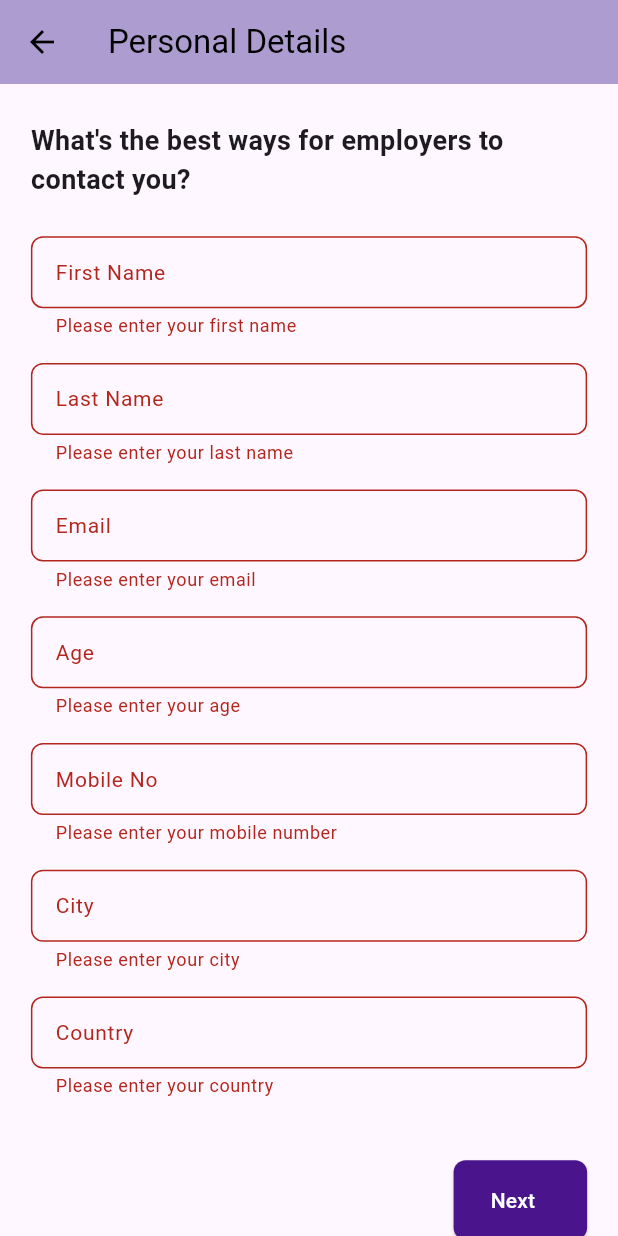
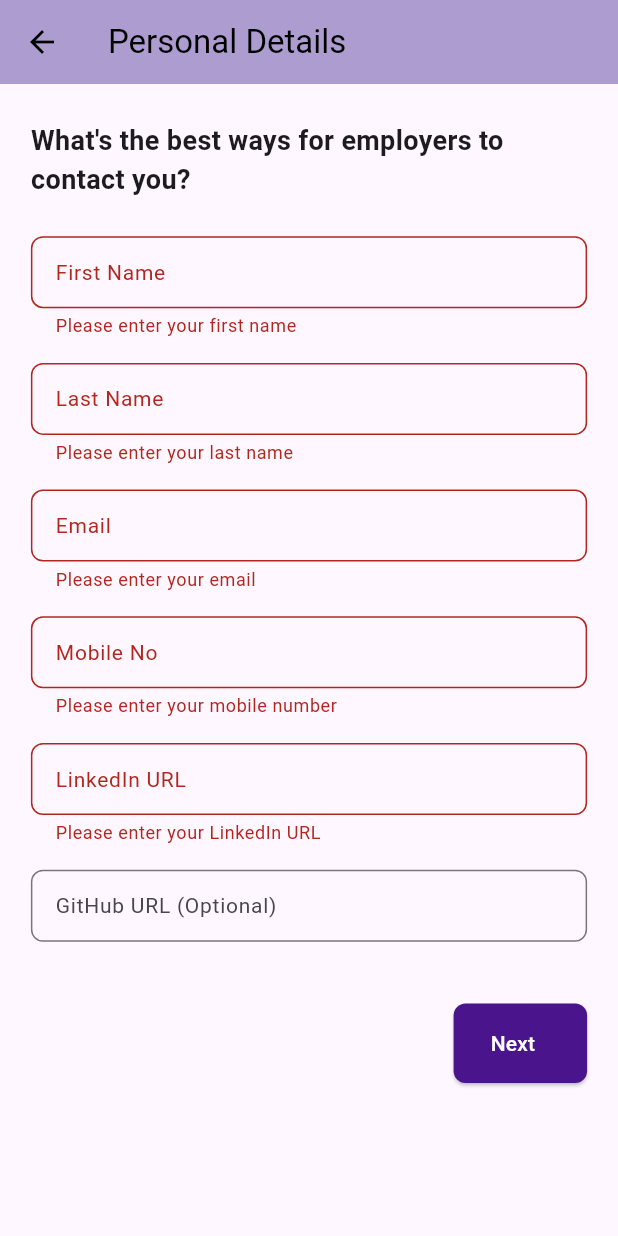
Before and after one commit to Avani0424/project, a Flutter app: the ContactInformationPage screen opened directly, after a tap on "Next", on a phone screen of 412 x 824 dp. Run offline on Flutter 3.47's test engine with Material 3 defaults, Android fonts, the phone set to English and light mode, and no system bars; our stand-ins replace device_preview, firebase_auth, google_sign_in; accounts and stored records are empty; Roboto replaces fonts that are missing (Nunito).

Commit message:
Describe your changes

```diff
--- a/frontend - Flutter/lib/resume_provider.dart
+++ b/frontend - Flutter/lib/resume_provider.dart
@@ -1,14 +1,15 @@
 import 'dart:io';
 import 'package:flutter/material.dart';
-
 import 'package:http/http.dart' as http;
 
 class ResumeProvider extends ChangeNotifier {
   String _firstName = '';
   String _lastName = '';
   String _email = '';
+  String _phoneNumber = '';
+  String _linkedin = ''; // Added LinkedIn
+  String _github = ''; // Added GitHub
   String _age = '';
-  String _phoneNumber = '';
   String _city = '';
   String _country = '';
   String _achievements = '';
@@ -19,8 +20,10 @@ class ResumeProvider extends ChangeNotifier {
   String get firstName => _firstName;
   String get lastName => _lastName;
   String get email => _email;
+  String get phoneNumber => _phoneNumber;
+  String get linkedin => _linkedin; // Added LinkedIn getter
+  String get github => _github; // Added GitHub getter
   String get age => _age;
-  String get phoneNumber => _phoneNumber;
   String get city => _city;
   String get country => _country;
   String get achievements => _achievements;
@@ -43,13 +46,25 @@ class ResumeProvider extends ChangeNotifier {
     notifyListeners();
   }
 
-  void updateAge(String value) {
-    _age = value;
+  void updatePhoneNumber(String value) {
+    _phoneNumber = value;
     notifyListeners();
   }
 
-  void updatePhoneNumber(String value) {
-    _phoneNumber = value;
+  void updateLinkedin(String value) {
+    // Added LinkedIn update
+    _linkedin = value;
+    notifyListeners();
+  }
+
+  void updateGithub(String value) {
+    // Added GitHub update
+    _github = value;
+    notifyListeners();
+  }
+
+  void updateAge(String value) {
+    _age = value;
     notifyListeners();
   }
 
@@ -87,10 +102,13 @@ class ResumeProvider extends ChangeNotifier {
     request.fields['first_name'] = _firstName;
     request.fields['last_name'] = _lastName;
     request.fields['email'] = _email;
-    request.fields['age'] = _age;
     request.fields['phone_number'] = _phoneNumber;
-    request.fields['city'] = _city;
-    request.fields['country'] = _country;
+    request.fields['linkedin'] = _linkedin; // Added LinkedIn
+    request.fields['github'] = _github; // Added GitHub
+    // Removed age, city, country from submission as per previous request
+    // request.fields['age'] = _age;
+    // request.fields['city'] = _city;
+    // request.fields['country'] = _country;
     request.fields['achievements'] = _achievements;
     request.fields['template'] = _selectedTemplate; // ✅ Sending template
 
--- a/frontend - Flutter/lib/screens/resume_details_filling_screens/layouts/inputscreen.dart
+++ b/frontend - Flutter/lib/screens/resume_details_filling_screens/layouts/inputscreen.dart
@@ -114,22 +114,9 @@ class _ContactInformationPageState extends State<ContactInformationPage> {
                       if (value == null || value.isEmpty) {
                         return 'Please enter your email';
                       }
-                      // Simple email validation
                       final regex = RegExp(r'^[^@]+@[^@]+\.[^@]+');
                       if (!regex.hasMatch(value)) {
                         return 'Please enter a valid email';
-                      }
-                      return null;
-                    },
-                  ),
-                  SizedBox(height: screenHeight * 0.02),
-                  CustomTextField(
-                    label: 'Age',
-                    initialValue: resumeProvider.age,
-                    onChanged: (value) => resumeProvider.updateAge(value),
-                    validator: (value) {
-                      if (value == null || value.isEmpty) {
-                        return 'Please enter your age';
                       }
                       return null;
                     },
@@ -144,29 +131,41 @@ class _ContactInformationPageState extends State<ContactInformationPage> {
                       if (value == null || value.isEmpty) {
                         return 'Please enter your mobile number';
                       }
+                      // You might want to add more specific phone number validation
                       return null;
                     },
                   ),
                   SizedBox(height: screenHeight * 0.02),
                   CustomTextField(
-                    label: 'City',
-                    initialValue: resumeProvider.city,
-                    onChanged: (value) => resumeProvider.updateCity(value),
+                    label: 'LinkedIn URL',
+                    initialValue: resumeProvider.linkedin,
+                    onChanged: (value) => resumeProvider.updateLinkedin(value),
                     validator: (value) {
                       if (value == null || value.isEmpty) {
-                        return 'Please enter your city';
+                        return 'Please enter your LinkedIn URL';
+                      }
+                      // Basic URL validation
+                      final regex = RegExp(
+                          r'^(https?://)?([\w.-]+)\.([a-z]{2,6})([\/\w \.-]*)*\/?$');
+                      if (!regex.hasMatch(value)) {
+                        return 'Please enter a valid URL';
                       }
                       return null;
                     },
                   ),
                   SizedBox(height: screenHeight * 0.02),
                   CustomTextField(
-                    label: 'Country',
-                    initialValue: resumeProvider.country,
-                    onChanged: (value) => resumeProvider.updateCountry(value),
+                    label: 'GitHub URL (Optional)',
+                    initialValue: resumeProvider.github,
+                    onChanged: (value) => resumeProvider.updateGithub(value),
                     validator: (value) {
-                      if (value == null || value.isEmpty) {
-                        return 'Please enter your country';
+                      if (value != null && value.isNotEmpty) {
+                        // Basic URL validation for optional field
+                        final regex = RegExp(
+                            r'^(https?://)?([\w.-]+)\.([a-z]{2,6})([\/\w \.-]*)*\/?$');
+                        if (!regex.hasMatch(value)) {
+                          return 'Please enter a valid URL';
+                        }
                       }
                       return null;
                     },
@@ -217,6 +216,8 @@ class _ContactInformationPageState extends State<ContactInformationPage> {
                       ),
                     ),
                   ),
+                  SizedBox(
+                      height: screenHeight * 0.03), // Added some bottom padding
                 ],
               ),
             );
@@ -232,6 +233,7 @@ class CustomTextField extends StatelessWidget {
   final String? initialValue;
   final Function(String)? onChanged;
   final String? Function(String?)? validator;
+  final TextInputType? keyboardType; // Added keyboardType
 
   const CustomTextField({
     Key? key,
@@ -239,6 +241,7 @@ class CustomTextField extends StatelessWidget {
     this.initialValue,
     this.onChanged,
     this.validator,
+    this.keyboardType, // Initialize keyboardType
   }) : super(key: key);
 
   @override
@@ -249,6 +252,7 @@ class CustomTextField extends StatelessWidget {
       initialValue: initialValue,
       onChanged: onChanged,
       validator: validator,
+      keyboardType: keyboardType, // Use keyboardType if provided
       decoration: InputDecoration(
         labelText: label,
         labelStyle: TextStyle(
--- a/frontend - Flutter/lib/screens/resume_details_filling_screens/selectscreen.dart
+++ b/frontend - Flutter/lib/screens/resume_details_filling_screens/selectscreen.dart
@@ -60,7 +60,8 @@ class Selectscreen extends StatelessWidget {
                     onTap: () {
                       Navigator.push(
                         context,
-                        MaterialPageRoute(builder: (context) => Inputscreen()),
+                        MaterialPageRoute(
+                            builder: (context) => ContactInformationPage()),
                       );
                     },
                   ),
--- a/frontend - Flutter/pubspec.yaml
+++ b/frontend - Flutter/pubspec.yaml
@@ -41,6 +41,10 @@ dependencies:
   image_picker: ^0.8.5+3
   signature: ^5.0.0
   http: ^1.3.0
+
+  firebase_core: ^2.25.4
+  firebase_auth: ^4.17.6
+  google_sign_in: ^6.1.6
 
 
 dev_dependencies:
```
Also changed, not shown: frontend - Flutter/lib/screens/google_signin_screen/google_signin_page.dart (added, +54 -0 lines), frontend - Flutter/pubspec.lock, 3 other files.
